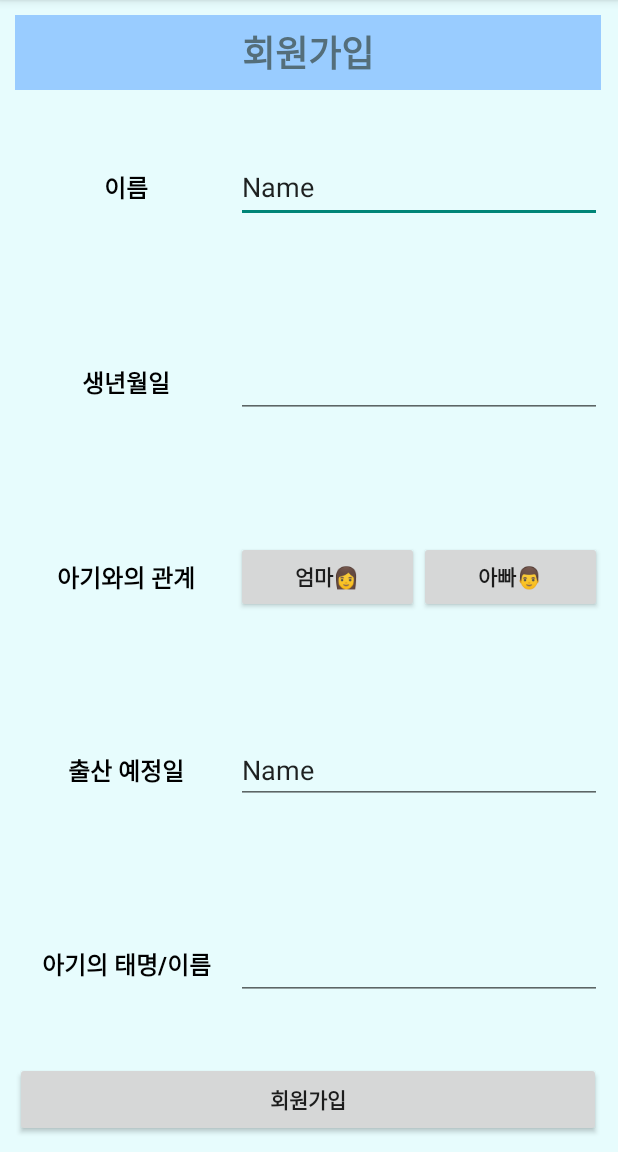
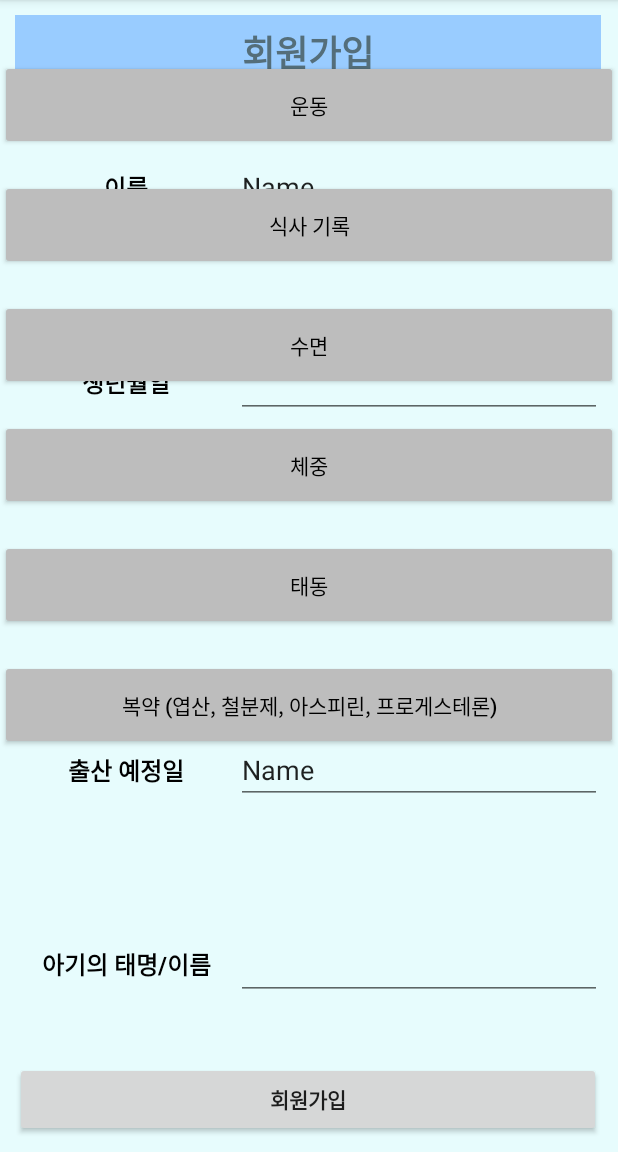
Before and after one commit to LeeSeunghyeeon/2021_IndustrialProject-2, an Android app: the fragment HealthFragment placed in its activity, on a phone screen of 412 x 824 dp, the part 84-1236 px from its top. Run offline under Robolectric (Android 15) with nearby library versions, the phone set to English and light mode, and no system bars.

Commit message:
건강관리

```diff
--- a/app/src/main/res/layout/fragment_health.xml
+++ b/app/src/main/res/layout/fragment_health.xml
@@ -1,14 +1,70 @@
 <?xml version="1.0" encoding="utf-8"?>
-<FrameLayout xmlns:android="http://schemas.android.com/apk/res/android"
+<LinearLayout xmlns:android="http://schemas.android.com/apk/res/android"
     xmlns:app="http://schemas.android.com/apk/res-auto"
     xmlns:tools="http://schemas.android.com/tools"
     android:layout_width="match_parent"
     android:layout_height="match_parent"
+    android:orientation="vertical">
     tools:context=".HealthFragment">
-
+<!--
     <ImageView
         android:id="@+id/imageView"
         android:layout_width="wrap_content"
         android:layout_height="wrap_content"
         tools:src="@tools:sample/avatars" />
-</FrameLayout>
+주석 -->
+    <Button
+        android:id="@+id/button1"
+        android:layout_width="match_parent"
+        android:layout_height="60dp"
+        android:layout_marginTop="40dp"
+        android:layout_marginBottom="20dp"
+        android:backgroundTint="#BDBDBD"
+        android:text="운동"
+        android:textColor="#000000" />
+
+    <Button
+        android:id="@+id/button2"
+        android:layout_width="match_parent"
+        android:layout_height="60dp"
+        android:layout_marginBottom="20dp"
+        android:backgroundTint="#BDBDBD"
+        android:text="식사 기록"
+        android:textColor="#000000" />
+
+    <Button
+        android:id="@+id/button3"
+        android:layout_width="match_parent"
+        android:layout_height="60dp"
+        android:layout_marginBottom="20dp"
+        android:backgroundTint="#BDBDBD"
+        android:text="수면"
+        android:textColor="#000000" />
+
+    <Button
+        android:id="@+id/button4"
+        android:layout_width="match_parent"
+        android:layout_height="60dp"
+        android:layout_marginBottom="20dp"
+        android:backgroundTint="#BDBDBD"
+        android:text="체중"
+        android:textColor="#000000" />
+
+    <Button
+        android:id="@+id/button5"
+        android:layout_width="match_parent"
+        android:layout_height="60dp"
+        android:layout_marginBottom="20dp"
+        android:backgroundTint="#BDBDBD"
+        android:text="태동"
+        android:textColor="#000000" />
+
+    <Button
+        android:id="@+id/button6"
+        android:layout_width="match_parent"
+        android:layout_height="60dp"
+        android:backgroundTint="#BDBDBD"
+        android:text="복약 (엽산, 철분제, 아스피린, 프로게스테론)"
+        android:textColor="#000000" />
+
+</LinearLayout>
```
